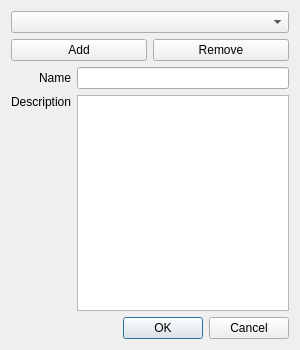
Before: the Qt Designer form src/ui/ui_workflow_editor.ui in nextgis/qgis_metatools, drawn with Qt 5.
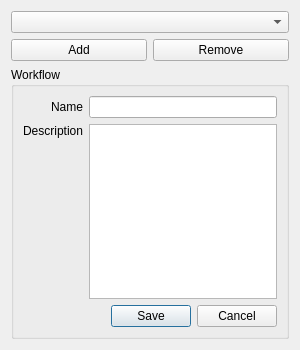
After: the same form once the commit is applied.

Diff of the .ui file:
```diff
--- a/src/ui/ui_workflow_editor.ui
+++ b/src/ui/ui_workflow_editor.ui
@@ -35,7 +35,14 @@
     </widget>
    </item>
    <item row="2" column="0" colspan="2">
-    <layout class="QGridLayout" name="gridLayout_2">
+    <widget class="QGroupBox" name="workflowGroupBox">
+     <property name="title">
+      <string>Workflow</string>
+     </property>
+     <layout class="QGridLayout" name="gridLayout_3">
+      <item row="0" column="1">
+       <widget class="QLineEdit" name="nameLineEdit"/>
+      </item>
      <item row="0" column="0">
       <widget class="QLabel" name="nameLabel">
        <property name="text">
@@ -46,9 +53,6 @@
        </property>
       </widget>
      </item>
-     <item row="0" column="1">
-      <widget class="QLineEdit" name="nameLineEdit"/>
-     </item>
      <item row="1" column="0">
       <widget class="QLabel" name="descriptionLabel">
        <property name="text">
@@ -69,16 +73,17 @@
        </property>
       </widget>
      </item>
-    </layout>
-   </item>
-   <item row="3" column="0" colspan="2">
-    <widget class="QDialogButtonBox" name="buttonBox">
+      <item row="2" column="0" colspan="2">
+       <widget class="QDialogButtonBox" name="workflowButtonBox">
      <property name="orientation">
       <enum>Qt::Horizontal</enum>
      </property>
      <property name="standardButtons">
-      <set>QDialogButtonBox::Cancel|QDialogButtonBox::Ok</set>
-     </property>
+         <set>QDialogButtonBox::Cancel|QDialogButtonBox::Save</set>
+        </property>
+       </widget>
+      </item>
+     </layout>
     </widget>
    </item>
   </layout>
```
Left out of the diff: 4 changed lines with no effect on the pictures. Lines whose indentation alone changed are shown as unchanged.
